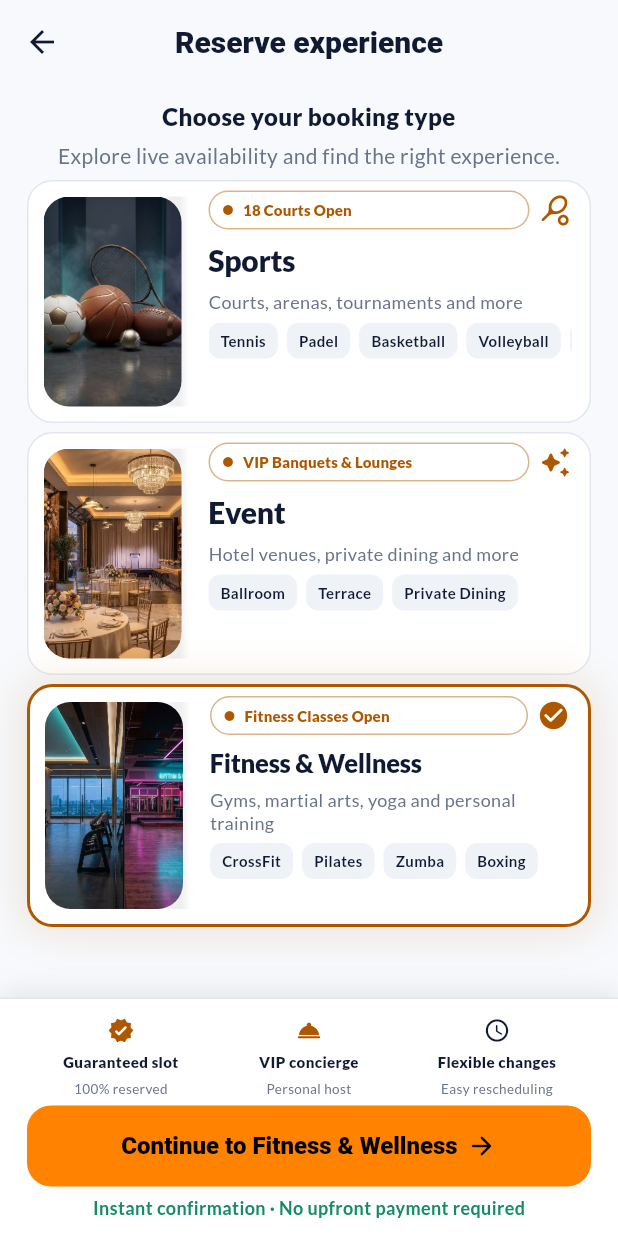
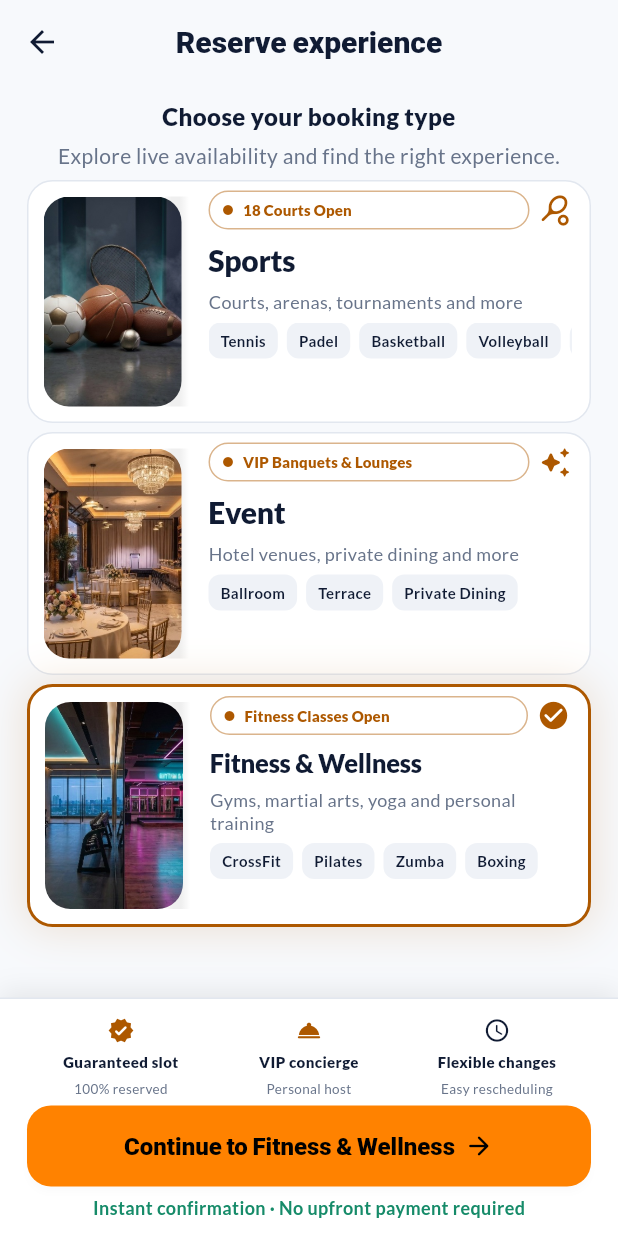
Before and after one commit to zoron015-gif/tinkerpro-sports, a Flutter app: the screen it shows after launch, after a tap on "Explore bookings", on a phone screen of 412 x 824 dp. Run offline on Flutter 3.47's test engine with Material 3 defaults, Android fonts, the light colour scheme and no system bars; our stand-ins replace firebase_auth, firebase_core, flutter_local_notifications, flutter_map, flutter_secure_storage, flutter_timezone and 8 more; missing offline and left inert: mobile_scanner; accounts and stored records are empty; network calls fail.

Commit message:
fix: resolve TextTheme argument type mismatches in app_theme.dart

```diff
--- a/lib/app_theme.dart
+++ b/lib/app_theme.dart
@@ -18,7 +18,9 @@ abstract final class AppTheme {
     ),
     scaffoldBackgroundColor: AppColors.page,
     useMaterial3: true,
-    textTheme: GoogleFonts.latoTextTheme(),
+    textTheme: ThemeData().textTheme.apply(
+      fontFamily: GoogleFonts.lato().fontFamily,
+    ),
     appBarTheme: AppBarTheme(
       backgroundColor: AppColors.page,
       surfaceTintColor: Colors.transparent,
@@ -234,8 +236,11 @@ abstract final class AppTheme {
       error: darkMode ? AppColors.darkError : AppColors.error,
       onError: Colors.white,
     );
-    final textTheme = GoogleFonts.latoTextTheme(base.textTheme)
-        .apply(bodyColor: scheme.onSurface, displayColor: scheme.onSurface);
+    final textTheme = base.textTheme.apply(
+      fontFamily: GoogleFonts.lato().fontFamily,
+      bodyColor: scheme.onSurface,
+      displayColor: scheme.onSurface,
+    );
     final inputBorder = OutlineInputBorder(
       borderRadius: const BorderRadius.all(Radius.circular(AppRadii.control)),
       borderSide: BorderSide(color: scheme.outline),
```
